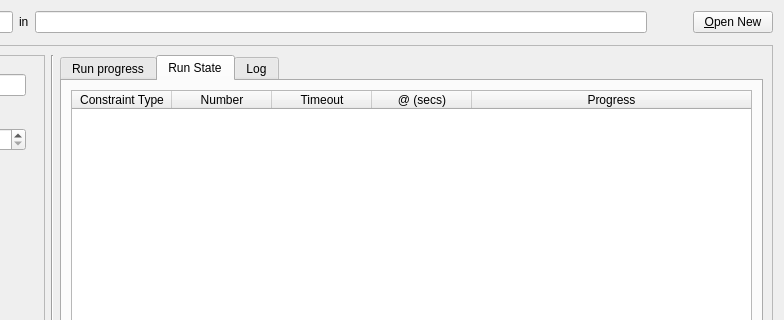
This is gui/mainwindow.ui in gradgrind/fetrunner as Qt 5 draws it before an edit; both pictures show x 202 to 986 and y 0 to 320 of the 986 by 585 pixel window. The edited form follows.
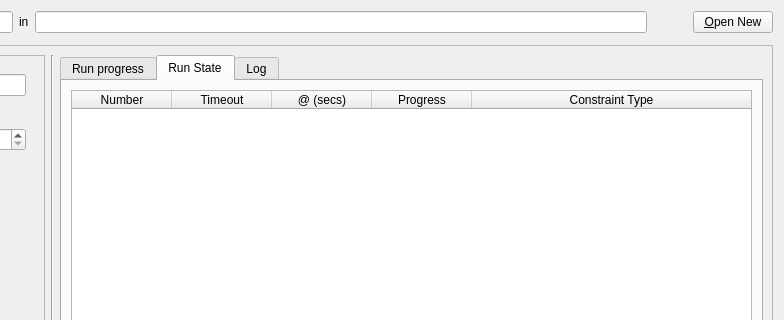
This is the edited form. The open tabs and pages were chosen to show the change.

Diff of the .ui file:
```diff
--- a/gui/mainwindow.ui
+++ b/gui/mainwindow.ui
@@ -530,11 +530,6 @@
             <attribute name="verticalHeaderVisible">
              <bool>false</bool>
             </attribute>
-            <column>
-             <property name="text">
-              <string>Constraint Type</string>
-             </property>
-            </column>
             <column>
              <property name="text">
               <string>Number</string>
@@ -555,6 +550,11 @@
               <string>Progress</string>
              </property>
             </column>
+            <column>
+             <property name="text">
+              <string>Constraint Type</string>
+             </property>
+            </column>
            </widget>
           </item>
           <item>
```
Left out of the diff: 40 changed lines with no effect on the pictures.
